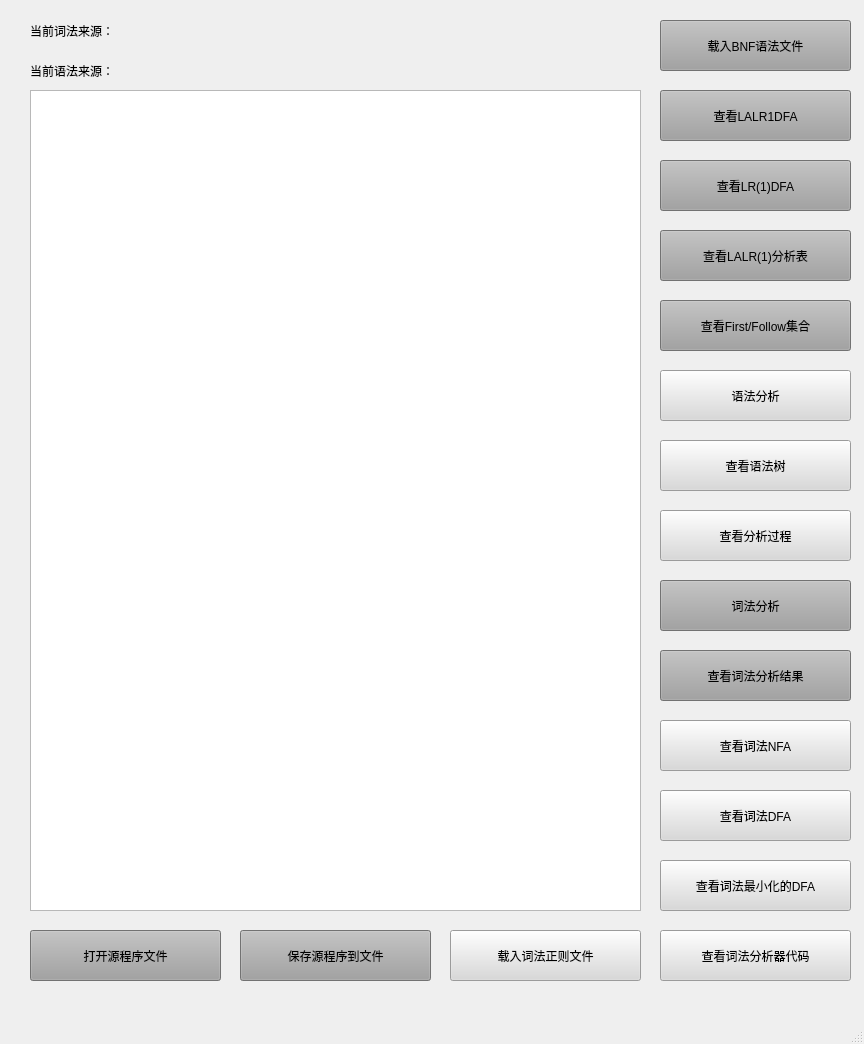
The window that project/grammarAnalyzer/gui/mainwindow.ui (King3212/Compiler-theory) describes before a commit, drawn with Qt 5.
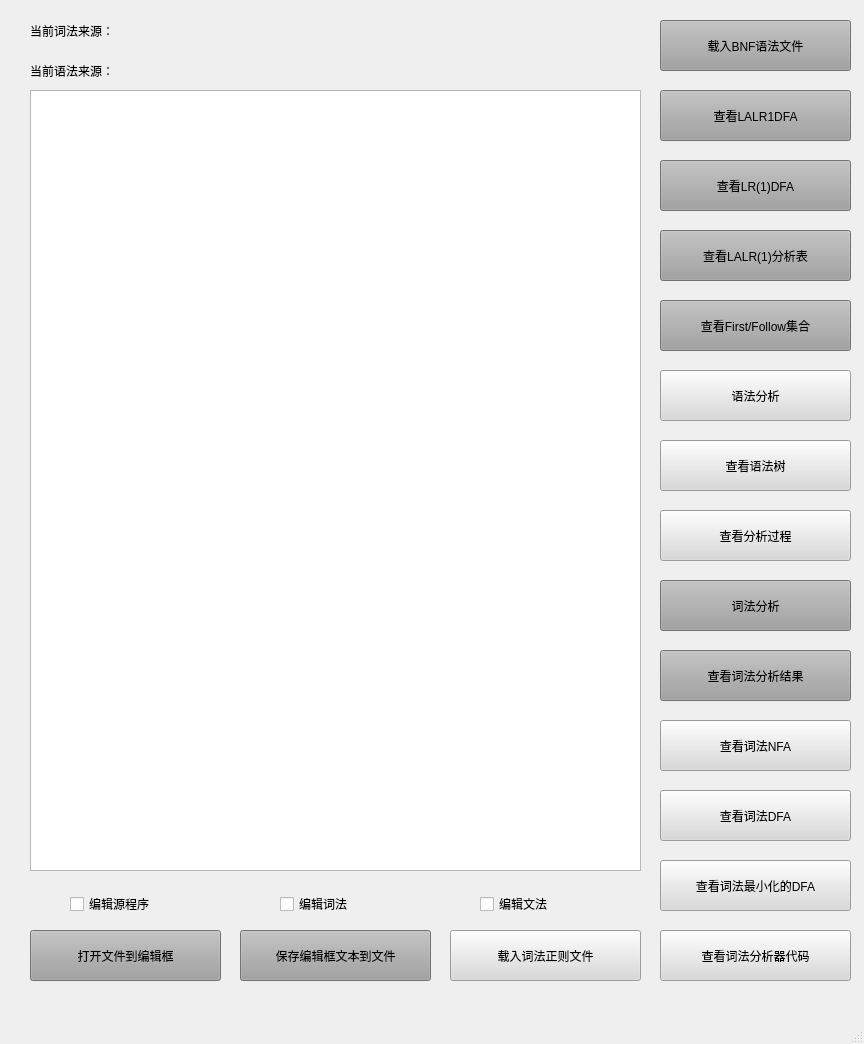
The same window after the commit.

Diff of the .ui file:
```diff
--- a/project/grammarAnalyzer/gui/mainwindow.ui
+++ b/project/grammarAnalyzer/gui/mainwindow.ui
@@ -30,7 +30,7 @@
      <string notr="true">background-color: rgb(160, 160, 160);</string>
     </property>
     <property name="text">
-     <string>打开源程序文件</string>
+     <string>打开文件到编辑框</string>
     </property>
    </widget>
    <widget class="QPushButton" name="pushButton_load_word_rul">
@@ -71,7 +71,7 @@
       <x>30</x>
       <y>90</y>
       <width>611</width>
-      <height>821</height>
+      <height>781</height>
      </rect>
     </property>
    </widget>
@@ -88,7 +88,7 @@
      <string notr="true">background-color: rgb(160, 160, 160);</string>
     </property>
     <property name="text">
-     <string>保存源程序到文件</string>
+     <string>保存编辑框文本到文件</string>
     </property>
    </widget>
    <widget class="QPushButton" name="pushButton_GA_run">
@@ -331,6 +331,45 @@
      <string>查看LALR1DFA</string>
     </property>
    </widget>
+   <widget class="QCheckBox" name="checkBox_Program">
+    <property name="geometry">
+     <rect>
+      <x>70</x>
+      <y>890</y>
+      <width>111</width>
+      <height>28</height>
+     </rect>
+    </property>
+    <property name="text">
+     <string>编辑源程序</string>
+    </property>
+   </widget>
+   <widget class="QCheckBox" name="checkBox_Re">
+    <property name="geometry">
+     <rect>
+      <x>280</x>
+      <y>890</y>
+      <width>111</width>
+      <height>28</height>
+     </rect>
+    </property>
+    <property name="text">
+     <string>编辑词法</string>
+    </property>
+   </widget>
+   <widget class="QCheckBox" name="checkBox_BNF">
+    <property name="geometry">
+     <rect>
+      <x>480</x>
+      <y>890</y>
+      <width>111</width>
+      <height>28</height>
+     </rect>
+    </property>
+    <property name="text">
+     <string>编辑文法</string>
+    </property>
+   </widget>
   </widget>
   <widget class="QMenuBar" name="menubar">
    <property name="geometry">
```
